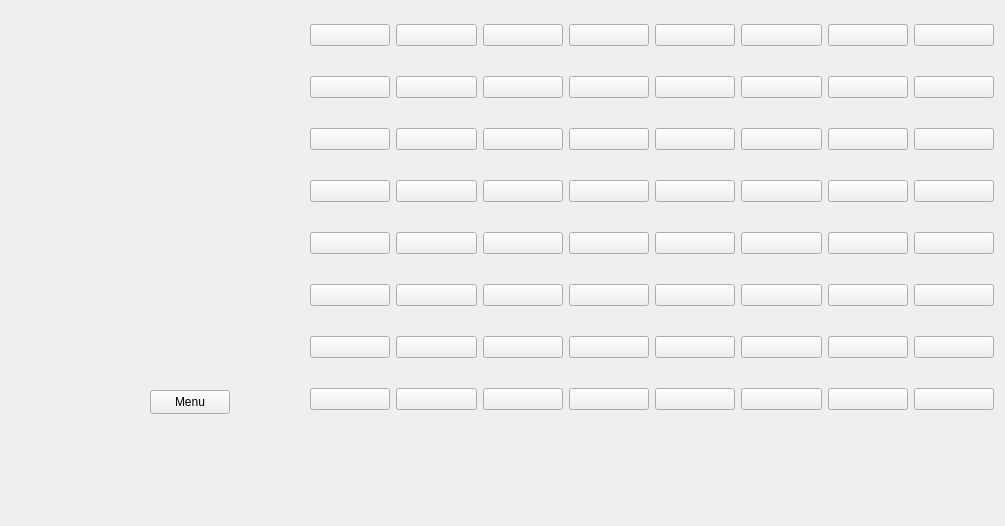
Above: ChessGame_Qt/BoardView.ui from tmbnrt/ChessGame_Qt before the change. Below: the same form after it.
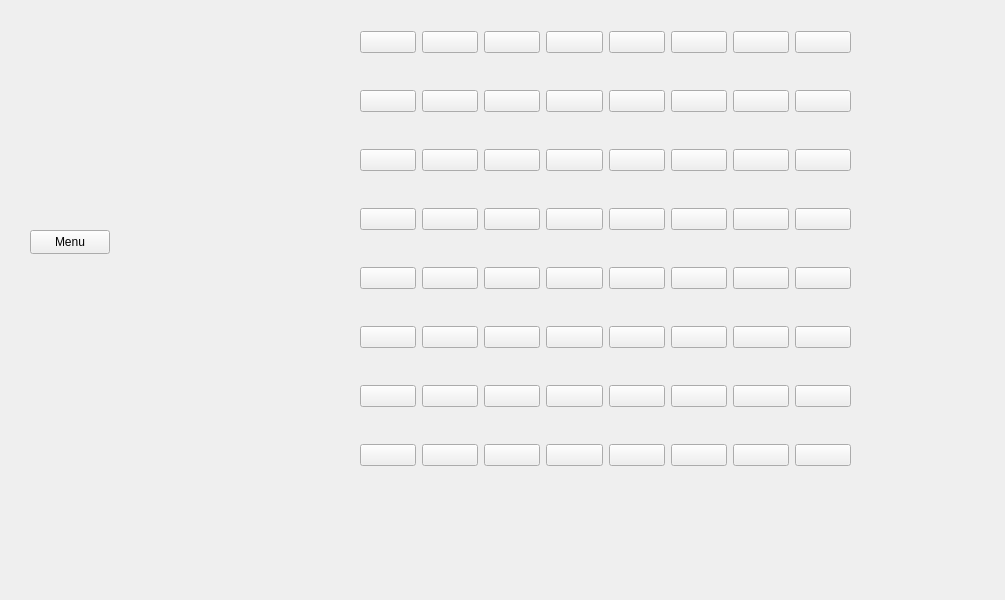
That is the form after the change.

Commit message: Update: Layout container / board sizing

```diff
--- a/ChessGame_Qt/BoardView.ui
+++ b/ChessGame_Qt/BoardView.ui
@@ -7,7 +7,7 @@
     <x>0</x>
     <y>0</y>
     <width>1005</width>
-    <height>526</height>
+    <height>600</height>
    </rect>
   </property>
   <property name="windowTitle">
@@ -16,8 +16,8 @@
   <widget class="QPushButton" name="buttonBackToMenu">
    <property name="geometry">
     <rect>
-     <x>150</x>
-     <y>390</y>
+     <x>30</x>
+     <y>230</y>
      <width>80</width>
      <height>24</height>
     </rect>
@@ -26,13 +26,22 @@
     <string>Menu</string>
    </property>
   </widget>
+  <widget class="QWidget" name="boardContainer" native="true">
+   <property name="geometry">
+    <rect>
+     <x>360</x>
+     <y>0</y>
+     <width>510</width>
+     <height>510</height>
+    </rect>
+   </property>
   <widget class="QWidget" name="gridLayoutWidget">
    <property name="geometry">
     <rect>
-     <x>310</x>
+      <x>0</x>
      <y>0</y>
-     <width>684</width>
-     <height>441</height>
+      <width>491</width>
+      <height>501</height>
     </rect>
    </property>
    <layout class="QGridLayout" name="gridLayout">
@@ -220,6 +229,9 @@
     </item>
     <item row="0" column="1">
      <widget class="QPushButton" name="pushButton_2">
+       <property name="enabled">
+        <bool>true</bool>
+       </property>
       <property name="text">
        <string/>
       </property>
@@ -485,6 +497,7 @@
      </widget>
     </item>
    </layout>
+   </widget>
   </widget>
  </widget>
  <resources/>
```
Lines whose indentation alone changed are shown as unchanged. The commit also changes 3 other files.
